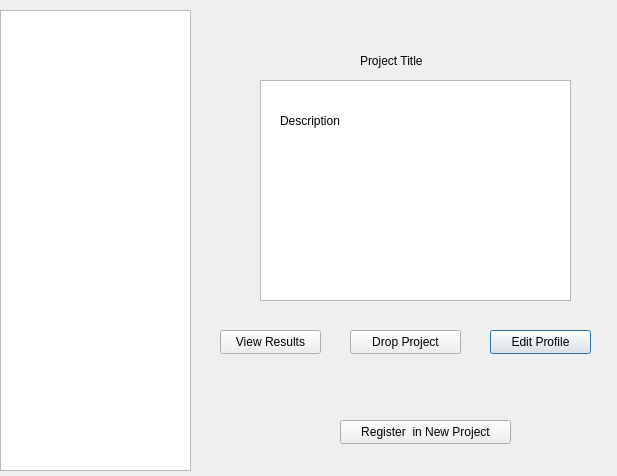
Old version of the form studentmanageprojectview.ui in the repository abhinavthukral28/stuPID.
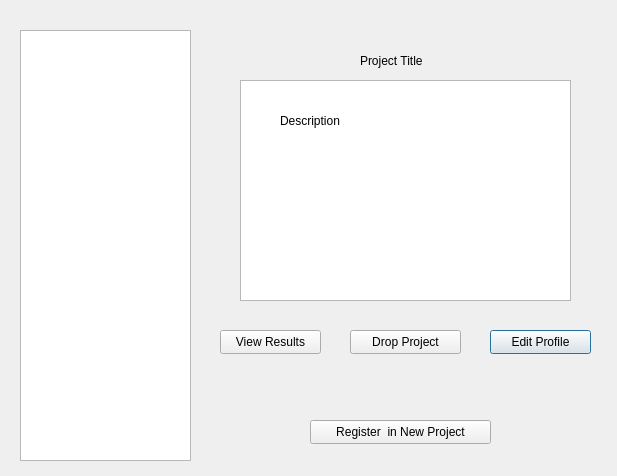
New version of the form.

```diff
--- a/studentmanageprojectview.ui
+++ b/studentmanageprojectview.ui
@@ -16,10 +16,10 @@
   <widget class="QListWidget" name="listWidget">
    <property name="geometry">
     <rect>
-     <x>0</x>
-     <y>10</y>
-     <width>191</width>
-     <height>461</height>
+     <x>20</x>
+     <y>30</y>
+     <width>171</width>
+     <height>431</height>
     </rect>
    </property>
   </widget>
@@ -65,9 +65,9 @@
   <widget class="QTextBrowser" name="descriptionView">
    <property name="geometry">
     <rect>
-     <x>260</x>
+     <x>240</x>
      <y>80</y>
-     <width>311</width>
+     <width>331</width>
      <height>221</height>
     </rect>
    </property>
@@ -101,9 +101,9 @@
   <widget class="QPushButton" name="RegisterNewProject">
    <property name="geometry">
     <rect>
-     <x>340</x>
+     <x>310</x>
      <y>420</y>
-     <width>171</width>
+     <width>181</width>
      <height>24</height>
     </rect>
    </property>
```
